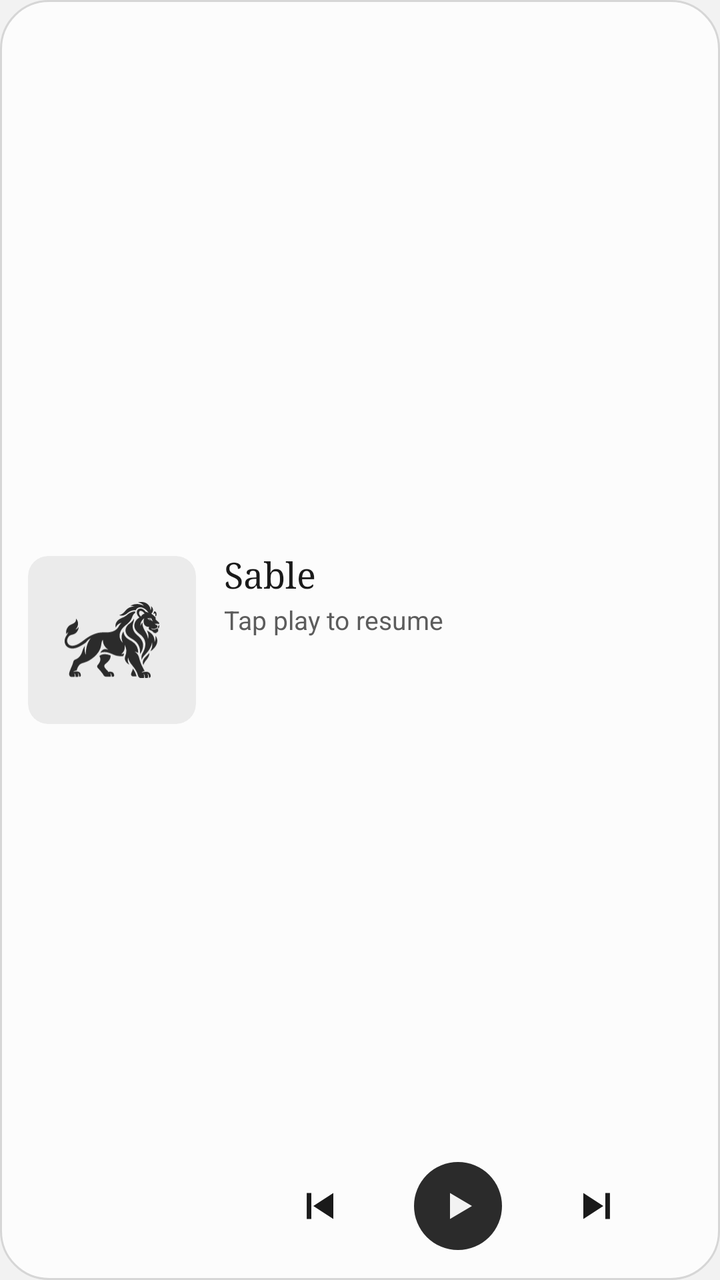
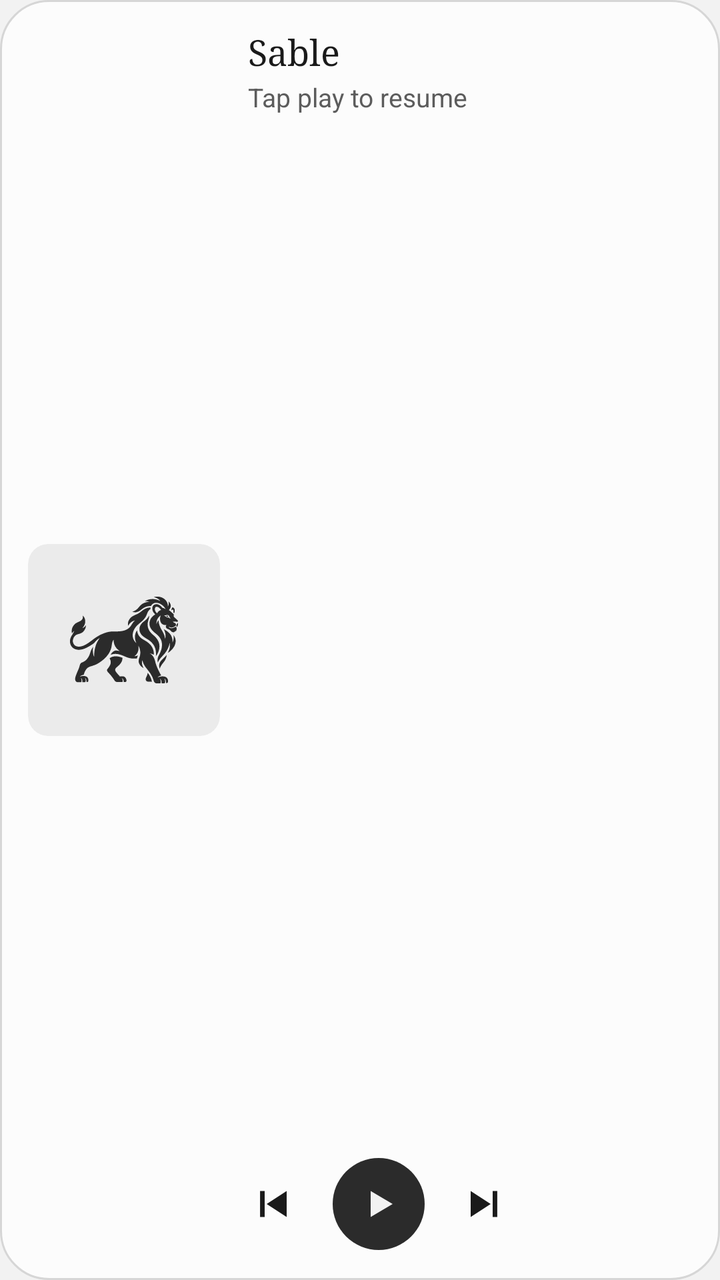

Screens rendered from an Android XML layout before and after an edit, with the pre-edit source and the edit as a unified diff.
<!-- AndroidManifest.xml: application theme Theme.Sable -->
<!-- res/layout/widget_player_large.xml -->
<?xml version="1.0" encoding="utf-8"?>
<LinearLayout xmlns:android="http://schemas.android.com/apk/res/android"
    android:id="@+id/widget_root"
    android:layout_width="match_parent"
    android:layout_height="match_parent"
    android:background="@drawable/widget_bg"
    android:gravity="center_vertical"
    android:orientation="horizontal"
    android:padding="14dp">

    <FrameLayout
        android:id="@+id/widget_art_box"
        android:layout_width="84dp"
        android:layout_height="84dp"
        android:background="@drawable/widget_art_bg"
        android:clipToOutline="true">

        <ImageView
            android:id="@+id/widget_art"
            android:layout_width="match_parent"
            android:layout_height="match_parent"
            android:contentDescription="@null"
            android:scaleType="centerCrop" />

        <ImageView
            android:id="@+id/widget_lion"
            android:layout_width="match_parent"
            android:layout_height="match_parent"
            android:contentDescription="@null"
            android:scaleType="centerInside"
            android:src="@drawable/widget_lion"
            android:tint="@color/w_accent" />
    </FrameLayout>

    <LinearLayout
        android:layout_width="0dp"
        android:layout_height="match_parent"
        android:layout_weight="1"
        android:orientation="vertical"
        android:paddingStart="14dp">

        <LinearLayout
            android:id="@+id/widget_text"
            android:layout_width="match_parent"
            android:layout_height="0dp"
            android:layout_weight="1"
            android:gravity="center_vertical"
            android:orientation="vertical">

            <TextView
                android:id="@+id/widget_title"
                android:layout_width="match_parent"
                android:layout_height="wrap_content"
                android:ellipsize="end"
                android:fontFamily="serif"
                android:maxLines="2"
                android:text="@string/widget_idle_title"
                android:textColor="@color/w_text"
                android:textSize="18sp" />

            <TextView
                android:id="@+id/widget_artist"
                android:layout_width="match_parent"
                android:layout_height="wrap_content"
                android:layout_marginTop="2dp"
                android:ellipsize="end"
                android:maxLines="1"
                android:text="@string/widget_idle_artist"
                android:textColor="@color/w_text2"
                android:textSize="13sp" />
        </LinearLayout>

        <LinearLayout
            android:layout_width="match_parent"
            android:layout_height="46dp"
            android:gravity="center_vertical"
            android:orientation="horizontal">

            <ImageButton
                android:id="@+id/widget_prev"
                android:layout_width="0dp"
                android:layout_height="46dp"
                android:layout_weight="1"
                android:background="@null"
                android:contentDescription="@string/widget_prev"
                android:src="@drawable/ic_w_prev" />

            <ImageButton
                android:id="@+id/widget_play"
                android:layout_width="44dp"
                android:layout_height="44dp"
                android:background="@drawable/widget_play_bg"
                android:contentDescription="@string/widget_play"
                android:src="@drawable/ic_w_play" />

            <ImageButton
                android:id="@+id/widget_next"
                android:layout_width="0dp"
                android:layout_height="46dp"
                android:layout_weight="1"
                android:background="@null"
                android:contentDescription="@string/widget_next"
                android:src="@drawable/ic_w_next" />
        </LinearLayout>
    </LinearLayout>
</LinearLayout>
<!-- resources referenced by this layout -->
<resources>
  <color name="w_accent">#FF2B2B2B</color>
  <color name="w_text">#FF1A1A1A</color>
  <color name="w_text2">#FF5C5C5C</color>
  <!-- drawable ic_w_next (drawable) -->
  <vector xmlns:android="http://schemas.android.com/apk/res/android" android:width="24dp" android:height="24dp" android:viewportWidth="24" android:viewportHeight="24">
      <path android:fillColor="@color/w_text" android:pathData="M5,5.5 L15,12 L5,18.5 Z M16,5.5 h2.3 v13 h-2.3 Z" />
  </vector>
  <!-- drawable ic_w_play (drawable) -->
  <vector xmlns:android="http://schemas.android.com/apk/res/android" android:width="24dp" android:height="24dp" android:viewportWidth="24" android:viewportHeight="24">
      <path android:fillColor="@color/w_on_accent" android:pathData="M8,5.5 L19,12 L8,18.5 Z" />
  </vector>
  <!-- drawable ic_w_prev (drawable) -->
  <vector xmlns:android="http://schemas.android.com/apk/res/android" android:width="24dp" android:height="24dp" android:viewportWidth="24" android:viewportHeight="24">
      <path android:fillColor="@color/w_text" android:pathData="M19,5.5 L9,12 L19,18.5 Z M5.7,5.5 h2.3 v13 h-2.3 Z" />
  </vector>
  <!-- drawable widget_art_bg (drawable) -->
  <?xml version="1.0" encoding="utf-8"?>
  <shape xmlns:android="http://schemas.android.com/apk/res/android" android:shape="rectangle">
      <solid android:color="@color/w_art" />
      <corners android:radius="10dp" />
  </shape>
  <!-- drawable widget_bg (drawable) -->
  <?xml version="1.0" encoding="utf-8"?>
  <shape xmlns:android="http://schemas.android.com/apk/res/android" android:shape="rectangle">
      <solid android:color="@color/w_card" />
      <stroke android:width="1dp" android:color="@color/w_line" />
      <corners android:radius="24dp" />
  </shape>
  <!-- drawable widget_lion (drawable) -->
  <?xml version="1.0" encoding="utf-8"?>
  <inset xmlns:android="http://schemas.android.com/apk/res/android"
      android:drawable="@drawable/lion_mark"
      android:inset="22%" />
  <!-- drawable widget_play_bg (drawable) -->
  <?xml version="1.0" encoding="utf-8"?>
  <shape xmlns:android="http://schemas.android.com/apk/res/android" android:shape="oval">
      <solid android:color="@color/w_accent" />
  </shape>
  <string name="widget_idle_artist">Tap play to resume</string>
  <string name="widget_idle_title">Sable</string>
  <string name="widget_next">Next song</string>
  <string name="widget_play">Play or pause</string>
  <string name="widget_prev">Previous song</string>
  <style name="Theme.Sable" parent="@android:style/Theme.Material.Light.NoActionBar">
          <item name="android:windowBackground">#F2F2F2</item>
          <item name="android:colorBackground">#F2F2F2</item>
      </style>
  <color name="w_on_accent">#FFF2F2F2</color>
  <color name="w_art">#FFEBEBEB</color>
  <color name="w_card">#FFFCFCFC</color>
  <color name="w_line">#FFD6D6D6</color>
  <!-- drawable lion_mark: vector/xml drawable (drawable, 28972 chars, omitted) -->
</resources>

<!-- the commit's change to res/layout/widget_player_large.xml (unified diff, before → after) -->
@@ -10,8 +10,8 @@
 
     <FrameLayout
         android:id="@+id/widget_art_box"
-        android:layout_width="84dp"
-        android:layout_height="84dp"
+        android:layout_width="96dp"
+        android:layout_height="96dp"
         android:background="@drawable/widget_art_bg"
         android:clipToOutline="true">
 
@@ -44,7 +44,7 @@
             android:layout_width="match_parent"
             android:layout_height="0dp"
             android:layout_weight="1"
-            android:gravity="center_vertical"
+            android:gravity="top"
             android:orientation="vertical">
 
             <TextView
@@ -71,33 +71,34 @@
         </LinearLayout>
 
         <LinearLayout
-            android:layout_width="match_parent"
-            android:layout_height="46dp"
+            android:layout_width="wrap_content"
+            android:layout_height="48dp"
+            android:layout_marginStart="-10dp"
             android:gravity="center_vertical"
             android:orientation="horizontal">
 
             <ImageButton
                 android:id="@+id/widget_prev"
-                android:layout_width="0dp"
-                android:layout_height="46dp"
-                android:layout_weight="1"
+                android:layout_width="44dp"
+                android:layout_height="44dp"
                 android:background="@null"
                 android:contentDescription="@string/widget_prev"
                 android:src="@drawable/ic_w_prev" />
 
             <ImageButton
                 android:id="@+id/widget_play"
-                android:layout_width="44dp"
-                android:layout_height="44dp"
+                android:layout_width="46dp"
+                android:layout_height="46dp"
+                android:layout_marginStart="8dp"
+                android:layout_marginEnd="8dp"
                 android:background="@drawable/widget_play_bg"
                 android:contentDescription="@string/widget_play"
                 android:src="@drawable/ic_w_play" />
 
             <ImageButton
                 android:id="@+id/widget_next"
-                android:layout_width="0dp"
-                android:layout_height="46dp"
-                android:layout_weight="1"
+                android:layout_width="44dp"
+                android:layout_height="44dp"
                 android:background="@null"
                 android:contentDescription="@string/widget_next"
                 android:src="@drawable/ic_w_next" />
